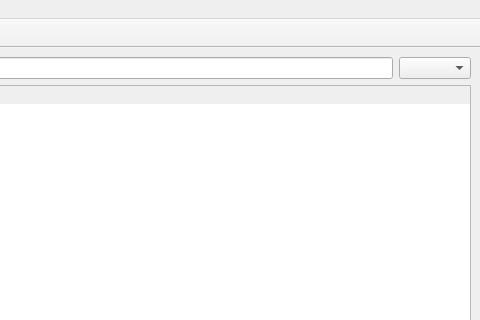
Qt form ui/ui.ui (ivica-k/terraform-validate-explorer) before a commit; both pictures show x 353 to 833 and y 0 to 320 of the 833 by 500 pixel window.
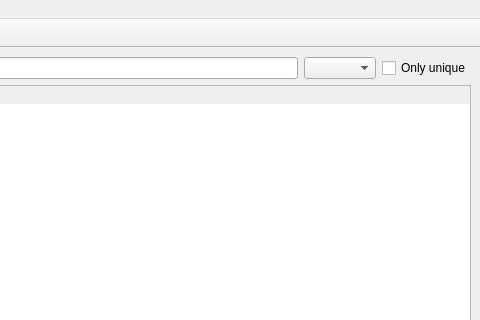
The same form after that commit. Icons and pictures are not drawn.

Commit message:
(feat) - adds the "Only unique" toggle
This toggle works in combination with any filter to show only unique resource addresses. It is useful when
validating many resources created by the same module.

What is a "unique resource address"? If the full resource address is `module.snowflake.module.my_infra.snowflake_grant_privileges_to_role.functions_future_read`,
then a unique resource address is `snowflake_grant_privileges_to_role.functions_future_read`. See below for an example.

Patch:
```diff
--- a/ui/ui.ui
+++ b/ui/ui.ui
@@ -38,6 +38,13 @@
         <item>
          <widget class="QComboBox" name="combo_search_type"/>
         </item>
+        <item>
+         <widget class="QCheckBox" name="check_unique">
+          <property name="text">
+           <string>Only unique</string>
+          </property>
+         </widget>
+        </item>
        </layout>
       </item>
       <item>
```
The commit also changes 6 other files.
